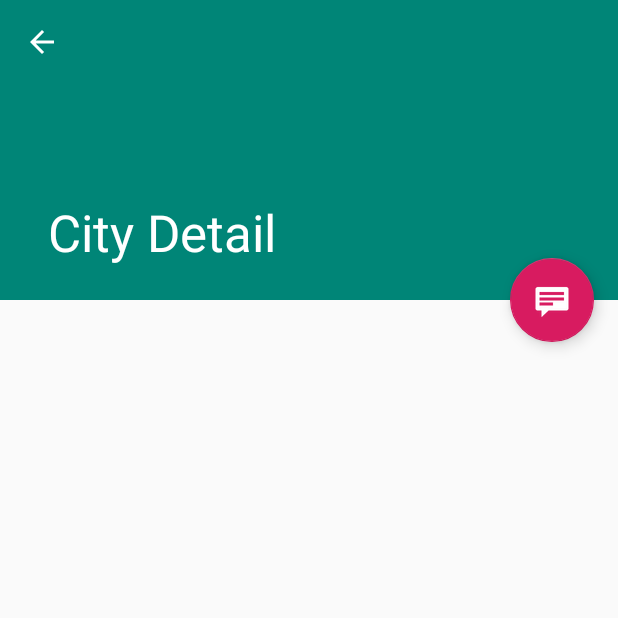
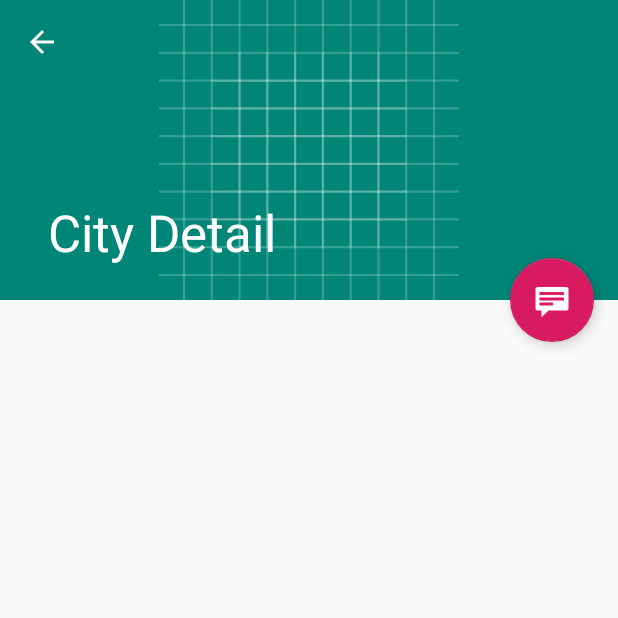
Before and after one commit to glodzienski/advanced-android, an Android app: the CityDetailActivity screen opened directly, with no data from a screen before it, on a phone screen of 412 x 824 dp, the top half of it. Run offline under Robolectric (Android 15) with nearby library versions, the phone set to English and light mode, and no system bars; 6 statements that could not run were skipped.

Commit message:
Criado ImageBuilder e aplicado no sistema.

```diff
--- a/WebCities/app/src/main/java/com/example/webcities/ui/fragment/CityDetailFragment.kt
+++ b/WebCities/app/src/main/java/com/example/webcities/ui/fragment/CityDetailFragment.kt
@@ -13,7 +13,7 @@ import kotlinx.android.synthetic.main.city_detail.view.*
 
 class CityDetailFragment : Fragment() {
 
-    private var item: City? = null
+    private lateinit var item: City
 
     override fun onCreate(savedInstanceState: Bundle?) {
         super.onCreate(savedInstanceState)
@@ -21,10 +21,7 @@ class CityDetailFragment : Fragment() {
 
         arguments?.let {
             if (it.containsKey(ARG_ITEM_ID)) {
-                // Load the dummy content specified by the fragment
-                // arguments. In a real-world scenario, use a Loader
-                // to load content from a content provider.
-                item = CitiesContent.ITEM_MAP[it.getString(ARG_ITEM_ID)]
+                item = CitiesContent.ITEM_MAP[it.getString(ARG_ITEM_ID)] as City
                 activity?.toolbar_layout?.title = item?.nome
             }
         }
@@ -36,7 +33,6 @@ class CityDetailFragment : Fragment() {
     ): View? {
         val rootView = inflater.inflate(R.layout.city_detail, container, false)
 
-
         item?.let {
             rootView.city_detail.text = it.pais
         }
@@ -45,10 +41,6 @@ class CityDetailFragment : Fragment() {
     }
 
     companion object {
-        /**
-         * The fragment argument representing the item ID that this fragment
-         * represents.
-         */
         const val ARG_ITEM_ID = "item_id"
     }
 }
--- a/WebCities/app/src/main/java/com/example/webcities/components/DialogOnConfirm.kt
+++ b/WebCities/app/src/main/java/com/example/webcities/utils/DialogOnConfirm.kt
@@ -1,4 +1,4 @@
-package com.example.webcities.components
+package com.example.webcities.utils
 
 import android.app.AlertDialog
 import android.content.Context
--- a/WebCities/app/src/main/java/com/example/webcities/components/FieldValidator.kt
+++ b/WebCities/app/src/main/java/com/example/webcities/utils/FieldValidator.kt
@@ -1,4 +1,4 @@
-package com.example.webcities.components
+package com.example.webcities.utils
 
 import android.view.WindowManager
 import android.app.Activity
--- a/WebCities/app/src/main/res/layout/activity_city_detail.xml
+++ b/WebCities/app/src/main/res/layout/activity_city_detail.xml
@@ -31,6 +31,11 @@
                     app:layout_collapseMode="pin"
                     app:popupTheme="@style/ThemeOverlay.AppCompat.Light"/>
 
+            <ImageView
+                    android:layout_width="match_parent"
+                    android:layout_height="match_parent" app:srcCompat="@drawable/ic_launcher_background"
+                    android:id="@+id/imgCity"/>
+
         </android.support.design.widget.CollapsingToolbarLayout>
 
     </android.support.design.widget.AppBarLayout>
```
Also changed, not shown: WebCities/app/src/main/java/com/example/webcities/adapters/CitiesRecyclerViewAdapter.kt (+2 -18 lines), WebCities/app/src/main/java/com/example/webcities/ui/activity/CityDetailActivity.kt (+11 -0 lines), WebCities/app/src/main/java/com/example/webcities/ui/activity/CityFormActivity.kt (+3 -19 lines), WebCities/app/src/main/java/com/example/webcities/utils/ImageBuilder.kt (added, +20 -0 lines).
